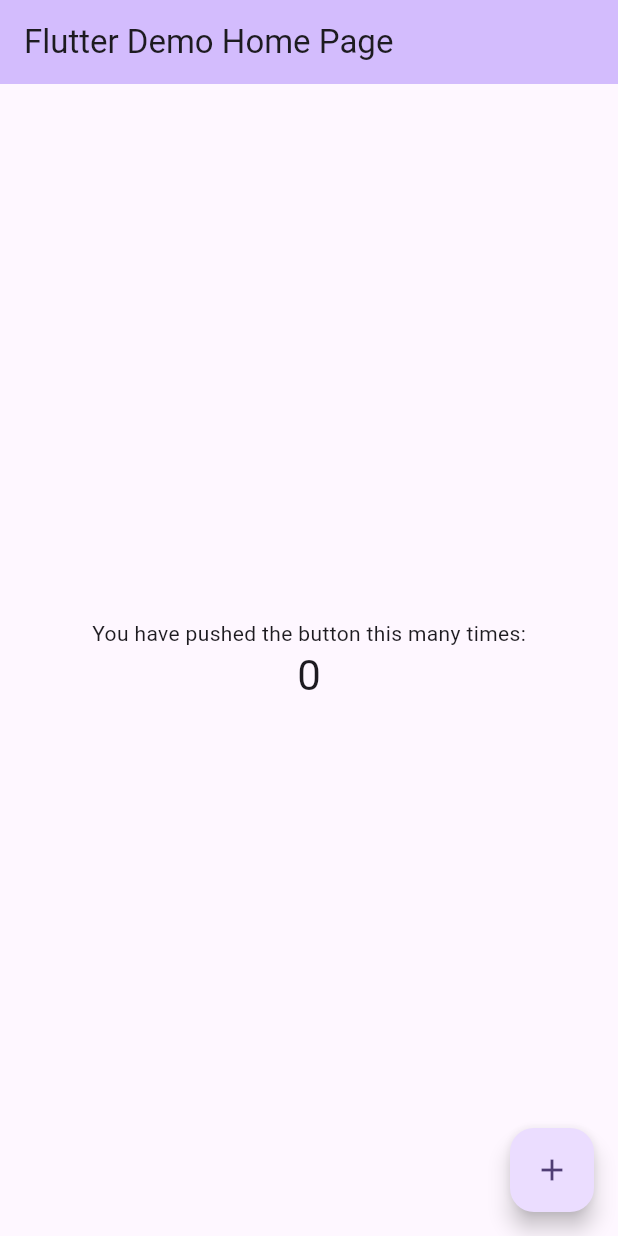
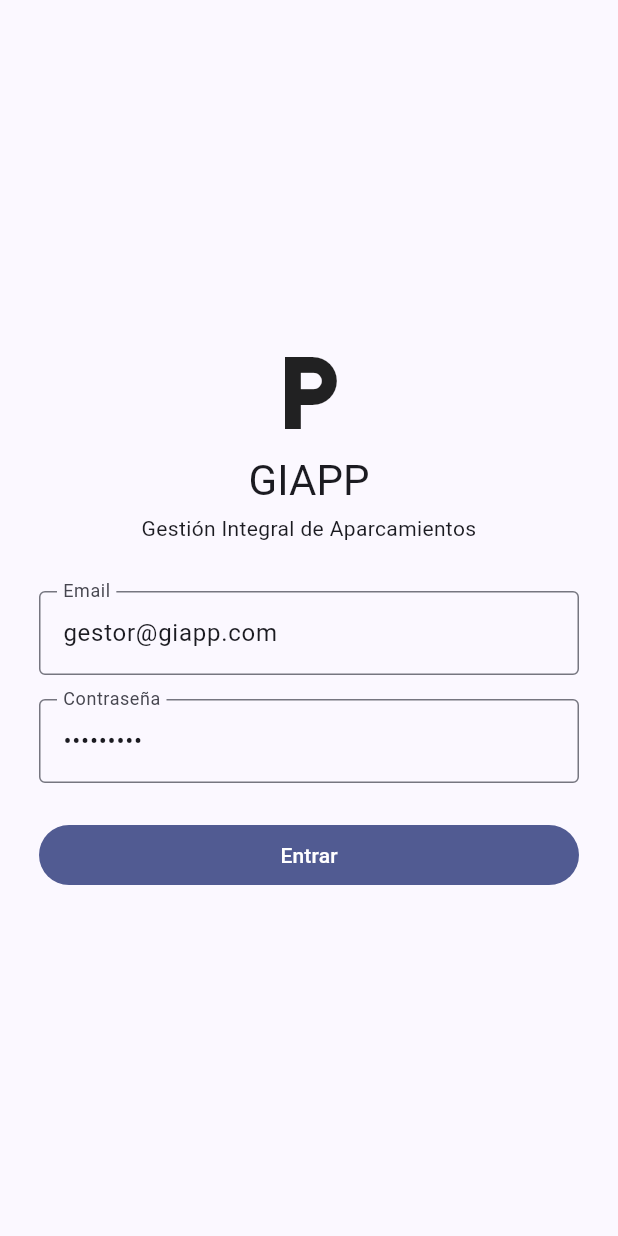
Before and after one commit to galanmg/giapp, a Flutter app: the screen it shows after launch, on a phone screen of 412 x 824 dp. Run offline on Flutter 3.47's test engine with Material 3 defaults, Android fonts, the phone set to English and light mode, and no system bars.

Commit message:
Pantalla de login y listado de plazas en Flutter contra la API

```diff
--- a/frontend/lib/main.dart
+++ b/frontend/lib/main.dart
@@ -1,122 +1,23 @@
 import 'package:flutter/material.dart';
 
+import 'pantallas/pantalla_login.dart';
+
 void main() {
-  runApp(const MyApp());
+  runApp(const AplicacionGiapp());
 }
 
-class MyApp extends StatelessWidget {
-  const MyApp({super.key});
+class AplicacionGiapp extends StatelessWidget {
+  const AplicacionGiapp({super.key});
 
-  // This widget is the root of your application.
   @override
   Widget build(BuildContext context) {
     return MaterialApp(
-      title: 'Flutter Demo',
+      title: 'GIAPP',
+      debugShowCheckedModeBanner: false,
       theme: ThemeData(
-        // This is the theme of your application.
-        //
-        // TRY THIS: Try running your application with "flutter run". You'll see
-        // the application has a purple toolbar. Then, without quitting the app,
-        // try changing the seedColor in the colorScheme below to Colors.green
-        // and then invoke "hot reload" (save your changes or press the "hot
-        // reload" button in a Flutter-supported IDE, or press "r" if you used
-        // the command line to start the app).
-        //
-        // Notice that the counter didn't reset back to zero; the application
-        // state is not lost during the reload. To reset the state, use hot
-        // restart instead.
-        //
-        // This works for code too, not just values: Most code changes can be
-        // tested with just a hot reload.
-        colorScheme: .fromSeed(seedColor: Colors.deepPurple),
+        colorScheme: ColorScheme.fromSeed(seedColor: Colors.indigo),
       ),
-      home: const MyHomePage(title: 'Flutter Demo Home Page'),
+      home: PantallaLogin(),
     );
   }
 }
-
-class MyHomePage extends StatefulWidget {
-  const MyHomePage({super.key, required this.title});
-
-  // This widget is the home page of your application. It is stateful, meaning
-  // that it has a State object (defined below) that contains fields that affect
-  // how it looks.
-
-  // This class is the configuration for the state. It holds the values (in this
-  // case the title) provided by the parent (in this case the App widget) and
-  // used by the build method of the State. Fields in a Widget subclass are
-  // always marked "final".
-
-  final String title;
-
-  @override
-  State<MyHomePage> createState() => _MyHomePageState();
-}
-
-class _MyHomePageState extends State<MyHomePage> {
-  int _counter = 0;
-
-  void _incrementCounter() {
-    setState(() {
-      // This call to setState tells the Flutter framework that something has
-      // changed in this State, which causes it to rerun the build method below
-      // so that the display can reflect the updated values. If we changed
-      // _counter without calling setState(), then the build method would not be
-      // called again, and so nothing would appear to happen.
-      _counter++;
-    });
-  }
-
-  @override
-  Widget build(BuildContext context) {
-    // This method is rerun every time setState is called, for instance as done
-    // by the _incrementCounter method above.
-    //
-    // The Flutter framework has been optimized to make rerunning build methods
-    // fast, so that you can just rebuild anything that needs updating rather
-    // than having to individually change instances of widgets.
-    return Scaffold(
-      appBar: AppBar(
-        // TRY THIS: Try changing the color here to a specific color (to
-        // Colors.amber, perhaps?) and trigger a hot reload to see the AppBar
-        // change color while the other colors stay the same.
-        backgroundColor: Theme.of(context).colorScheme.inversePrimary,
-        // Here we take the value from the MyHomePage object that was created by
-        // the App.build method, and use it to set our appbar title.
-        title: Text(widget.title),
-      ),
-      body: Center(
-        // Center is a layout widget. It takes a single child and positions it
-        // in the middle of the parent.
-        child: Column(
-          // Column is also a layout widget. It takes a list of children and
-          // arranges them vertically. By default, it sizes itself to fit its
-          // children horizontally, and tries to be as tall as its parent.
-          //
-          // Column has various properties to control how it sizes itself and
-          // how it positions its children. Here we use mainAxisAlignment to
-          // center the children vertically; the main axis here is the vertical
-          // axis because Columns are vertical (the cross axis would be
-          // horizontal).
-          //
-          // TRY THIS: Invoke "debug painting" (choose the "Toggle Debug Paint"
-          // action in the IDE, or press "p" in the console), to see the
-          // wireframe for each widget.
-          mainAxisAlignment: .center,
-          children: [
-            const Text('You have pushed the button this many times:'),
-            Text(
-              '$_counter',
-              style: Theme.of(context).textTheme.headlineMedium,
-            ),
-          ],
-        ),
-      ),
-      floatingActionButton: FloatingActionButton(
-        onPressed: _incrementCounter,
-        tooltip: 'Increment',
-        child: const Icon(Icons.add),
-      ),
-    );
-  }
-}
--- /dev/null
+++ b/frontend/lib/pantallas/pantalla_login.dart
@@ -0,0 +1,118 @@
+import 'package:flutter/material.dart';
+
+import '../servicios/api_servicio.dart';
+import 'pantalla_plazas.dart';
+
+class PantallaLogin extends StatefulWidget {
+  const PantallaLogin({super.key});
+
+  @override
+  State<PantallaLogin> createState() => _PantallaLoginState();
+}
+
+class _PantallaLoginState extends State<PantallaLogin> {
+  final _emailControlador = TextEditingController(text: 'gestor@giapp.com');
+  final _passwordControlador = TextEditingController(text: 'giapp1234');
+
+  bool _cargando = false;
+  String? _error;
+
+  Future<void> _entrar() async {
+    setState(() {
+      _cargando = true;
+      _error = null;
+    });
+
+    try {
+      await api.login(_emailControlador.text.trim(), _passwordControlador.text);
+
+      if (!mounted) return;
+      Navigator.of(context).pushReplacement(
+        MaterialPageRoute(builder: (_) => const PantallaPlazas()),
+      );
+    } catch (e) {
+      setState(() => _error = e.toString().replaceFirst('Exception: ', ''));
+    } finally {
+      if (mounted) {
+        setState(() => _cargando = false);
+      }
+    }
+  }
+
+  @override
+  void dispose() {
+    _emailControlador.dispose();
+    _passwordControlador.dispose();
+    super.dispose();
+  }
+
+  @override
+  Widget build(BuildContext context) {
+    return Scaffold(
+      body: Center(
+        child: SingleChildScrollView(
+          padding: const EdgeInsets.all(24),
+          child: ConstrainedBox(
+            constraints: const BoxConstraints(maxWidth: 360),
+            child: Column(
+              mainAxisSize: MainAxisSize.min,
+              crossAxisAlignment: CrossAxisAlignment.stretch,
+              children: [
+                const Icon(Icons.local_parking, size: 64),
+                const SizedBox(height: 8),
+                Text(
+                  'GIAPP',
+                  textAlign: TextAlign.center,
+                  style: Theme.of(context).textTheme.headlineMedium,
+                ),
+                const SizedBox(height: 4),
+                const Text(
+                  'Gestión Integral de Aparcamientos',
+                  textAlign: TextAlign.center,
+                ),
+                const SizedBox(height: 32),
+                TextField(
+                  controller: _emailControlador,
+                  decoration: const InputDecoration(
+                    labelText: 'Email',
+                    border: OutlineInputBorder(),
+                  ),
+                  keyboardType: TextInputType.emailAddress,
+                ),
+                const SizedBox(height: 16),
+                TextField(
+                  controller: _passwordControlador,
+                  decoration: const InputDecoration(
+                    labelText: 'Contraseña',
+                    border: OutlineInputBorder(),
+                  ),
+                  obscureText: true,
+                  onSubmitted: (_) => _entrar(),
+                ),
+                const SizedBox(height: 24),
+                FilledButton(
+                  onPressed: _cargando ? null : _entrar,
+                  child: _cargando
+                      ? const SizedBox(
+                          height: 20,
+                          width: 20,
+                          child: CircularProgressIndicator(strokeWidth: 2),
+                        )
+                      : const Text('Entrar'),
+                ),
+                if (_error != null) ...[
+                  const SizedBox(height: 16),
+                  Text(
+                    _error!,
+                    textAlign: TextAlign.center,
+                    style: TextStyle(color: Theme.of(context).colorScheme.error),
+                  ),
+                ],
+              ],
+            ),
+          ),
+        ),
+      ),
+    );
+  }
+}
--- a/frontend/pubspec.yaml
+++ b/frontend/pubspec.yaml
@@ -34,6 +34,7 @@ dependencies:
   # The following adds the Cupertino Icons font to your application.
   # Use with the CupertinoIcons class for iOS style icons.
   cupertino_icons: ^1.0.8
+  http: ^1.6.0
 
 dev_dependencies:
   flutter_test:
```
Also changed, not shown: frontend/lib/modelos/plaza.dart (added, +28 -0 lines), frontend/lib/pantallas/pantalla_plazas.dart (added, +124 -0 lines), frontend/lib/servicios/api_servicio.dart (added, +70 -0 lines), frontend/pubspec.lock, 1 other file.
